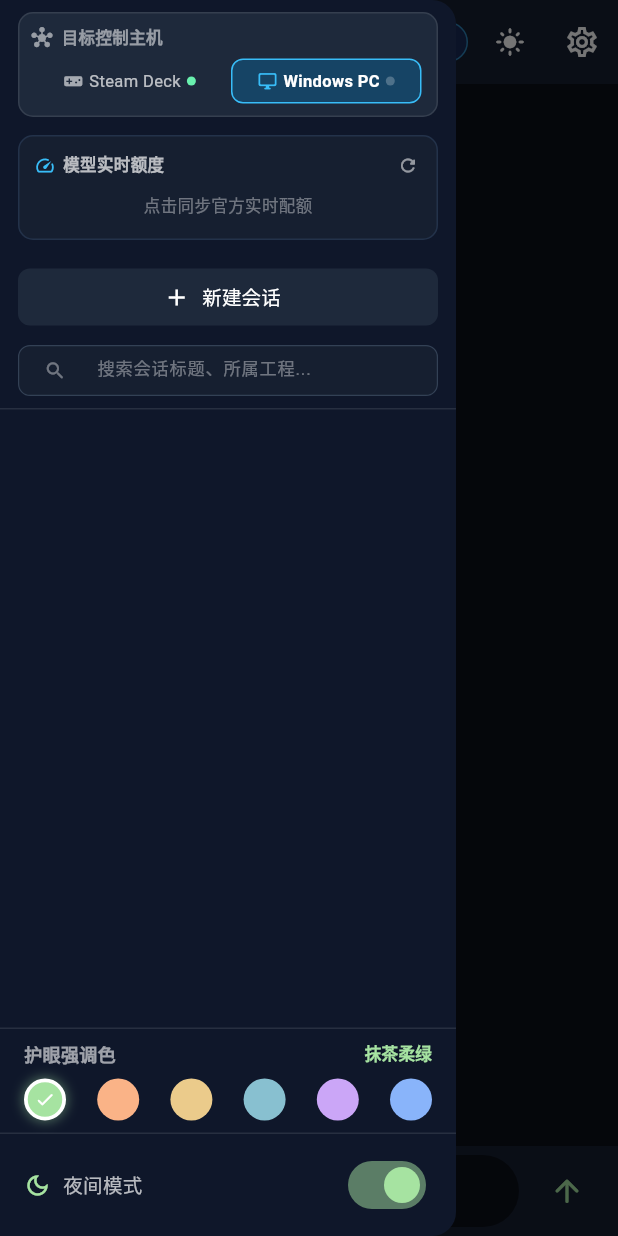
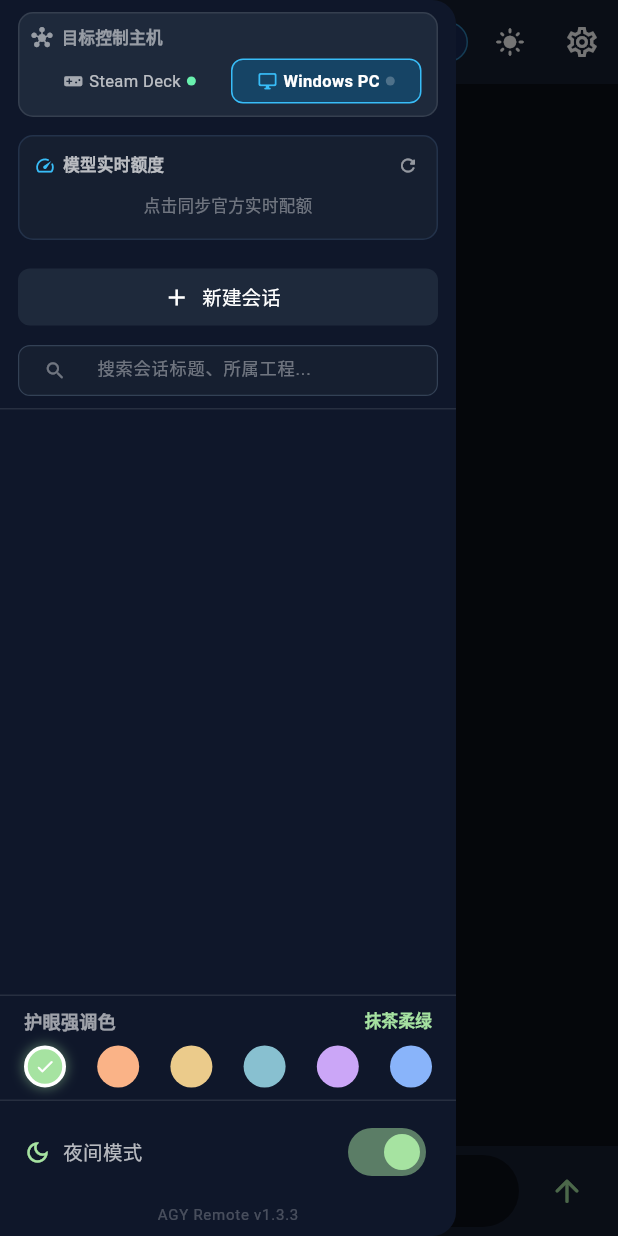
Before and after one commit to TetraAcc/agy-mobile, a Flutter app: the screen it shows after launch, with the side drawer open, on a phone screen of 412 x 824 dp. Run offline on Flutter 3.47's test engine with Material 3 defaults, Android fonts, the phone set to English and light mode, and no system bars; our stand-ins replace flutter_highlight, flutter_markdown, shared_preferences; missing offline and left inert: dart:js, markdown; network calls fail.

Commit message:
chore(release): bump version to v1.3.3 and update docs & ui badges

```diff
--- a/lib/widgets/quota_drawer.dart
+++ b/lib/widgets/quota_drawer.dart
@@ -451,6 +451,19 @@ class _QuotaDrawerState extends State<QuotaDrawer> {
                     onChanged: (val) => onToggleTheme(val),
                   ),
                 ],
+              ),
+            ),
+
+            // 抽屉最底部：版本标识
+            Padding(
+              padding: const EdgeInsets.only(bottom: 8),
+              child: Text(
+                "AGY Remote v1.3.3",
+                style: TextStyle(
+                  fontSize: 10,
+                  color: isDark ? Colors.white24 : Colors.black26,
+                  letterSpacing: 0.5,
+                ),
               ),
             ),
           ],
--- a/pubspec.yaml
+++ b/pubspec.yaml
@@ -1,7 +1,7 @@
 name: agy_remote
 description: "A lightweight, native remote companion for Google Antigravity"
 publish_to: 'none'
-version: 1.3.1+6
+version: 1.3.3+8
 
 environment:
   sdk: '>=3.0.0 <4.0.0'
```
Also changed, not shown: 1 other file.
